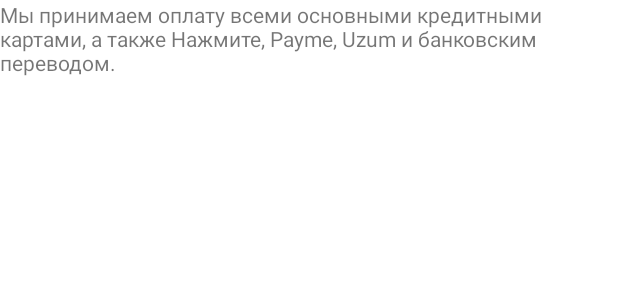
After one commit to professorDeveloper/Epolis-Insurance, an Android app: the layout contact_us_title.xml on its own in the app's theme, with its tools: preview values and no code run, on a phone screen of 412 x 824 dp. The commit adds this screen. Shown: the top 300 px of the screen. Run offline under Robolectric (Android 15) with nearby library versions, the phone set to English and light mode, and no system bars; Roboto replaces fonts that are not available here.

Commit message:
add Contact screen :)

```diff
--- a/app/build.gradle
+++ b/app/build.gradle
@@ -177,5 +177,6 @@ dependencies {
      ***/
     implementation 'com.github.razir.progressbutton:progressbutton:2.1.0'
 
+    implementation "com.github.skydoves:expandablelayout:1.0.7"
 
 }
--- /dev/null
+++ b/app/src/main/res/layout/contact_us_title.xml
@@ -0,0 +1,12 @@
+<?xml version="1.0" encoding="utf-8"?>
+<LinearLayout xmlns:android="http://schemas.android.com/apk/res/android"
+    android:layout_width="wrap_content"
+    android:layout_height="wrap_content">
+
+    <TextView
+        android:layout_width="wrap_content"
+        android:layout_height="wrap_content"
+        android:text="Мы принимаем оплату всеми основными кредитными картами, а также
+Нажмите, Payme, Uzum и банковским переводом." />
+
+</LinearLayout>
```
Also changed, not shown: app/src/main/res/layout/contact_us_screen.xml (+9 -8 lines), app/src/main/res/drawable/down_arrow.png (added).
